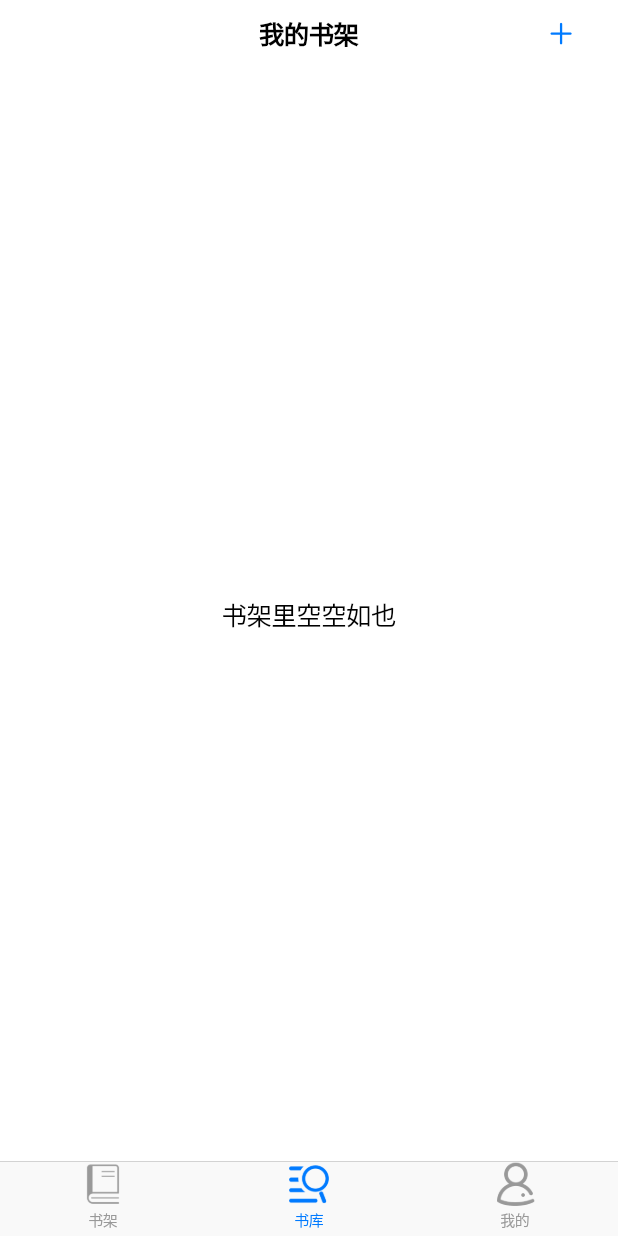
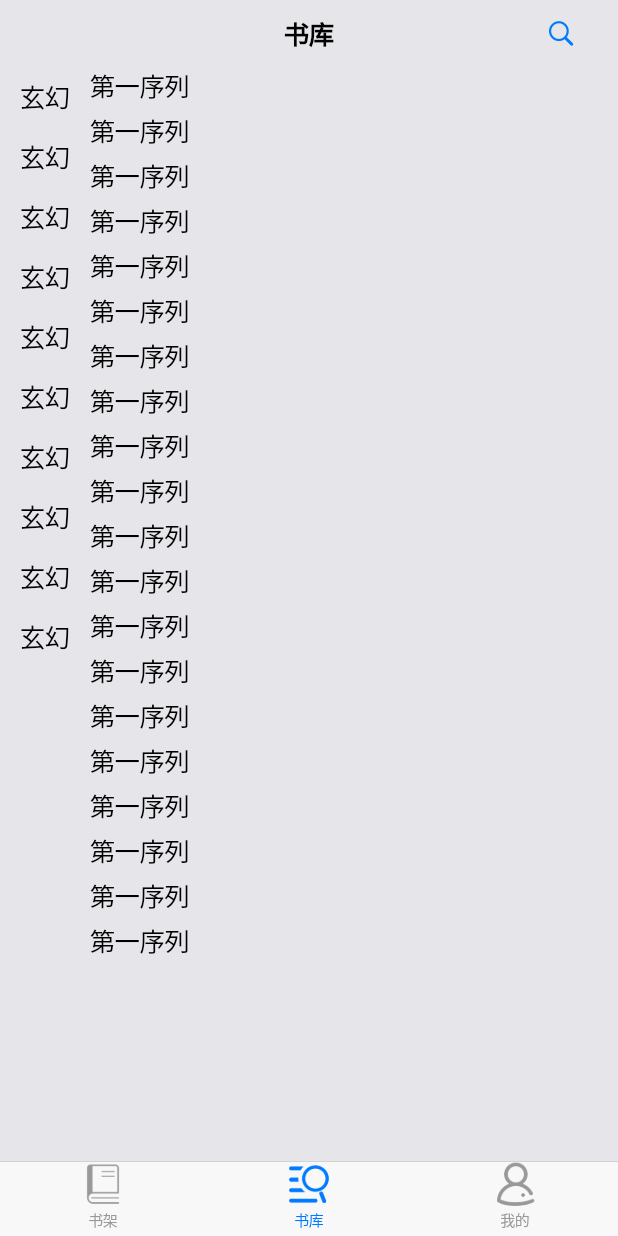
Before and after one commit to FoxNick/jf_reader, a Flutter app: the screen it shows after launch, item 2 of the bottom bar chosen, on a phone screen of 412 x 824 dp. Run offline on Flutter 3.47's test engine with Material 2 defaults, Android fonts, the phone set to English and light mode, and no system bars; our stand-ins replace battery, cached_network_image, device_info, dio, shared_preferences; missing offline and left inert: fast_gbk; generated files the repository leaves out were written again.

Commit message:
排行榜页面

```diff
--- a/lib/business/import/import_page.dart
+++ b/lib/business/import/import_page.dart
@@ -1,9 +1,6 @@
 // 导入小说页
 import 'package:flutter/cupertino.dart';
-import 'package:flutter/material.dart';
-import 'package:jf_reader/tools/screen.dart';
 import 'package:provider/provider.dart';
-import 'package:flutter/services.dart';
 import './import_page_state.dart';
 
 class ImportPage extends StatelessWidget {
--- /dev/null
+++ b/lib/business/rank/rank_page.dart
@@ -0,0 +1,84 @@
+import 'package:flutter/cupertino.dart';
+import 'package:provider/provider.dart';
+import './rank_page_state.dart';
+
+class RankPage extends StatelessWidget {
+  const RankPage({Key key}) : super(key: key);
+
+  @override
+  Widget build(BuildContext context) {
+    return ChangeNotifierProvider<RankPageState>(
+      builder: (context) => RankPageState(),
+      child: CupertinoPageScaffold(
+          navigationBar: CupertinoNavigationBar(
+              // key: barKey,
+              middle: Text('书库'),
+              trailing: CupertinoButton(
+                  padding: EdgeInsets.zero,
+                  child: Icon(CupertinoIcons.search),
+                  onPressed: () {
+                    // Navigator.of(context, rootNavigator: true).pop(context);
+                  })),
+          child: RankPageContent()),
+    );
+  }
+}
+
+class BookRankListView extends StatelessWidget {
+  const BookRankListView({Key key}) : super(key: key);
+
+  @override
+  Widget build(BuildContext context) {
+    return Container(
+      child: ListView.builder(
+        itemCount: 20,
+        itemBuilder: (BuildContext context, int index) {
+        return Container(
+          height: 30,
+          child:Text('第一序列')
+        );
+       },
+      ),
+    );
+  }
+}
+
+class RankTypeView extends StatelessWidget {
+  const RankTypeView({Key key}) : super(key: key);
+
+  @override
+  Widget build(BuildContext context) {
+    return Container(
+      width: 60,
+      child: ListView.builder(
+        itemCount: 10,
+        itemBuilder: (BuildContext context, int index) {
+          return Container(
+            height:40,
+            alignment: Alignment.center,
+            child:Text('玄幻')
+          );
+        },
+      ),
+    );
+  }
+}
+
+class RankPageContent extends StatelessWidget {
+  const RankPageContent({Key key}) : super(key: key);
+
+  @override
+  Widget build(BuildContext context) {
+    return SafeArea(
+      child: Row(
+        children: <Widget>[
+          Container(
+            width: 60,
+            child: RankTypeView(),
+          ),
+          Expanded(child: BookRankListView())
+        ],
+      ),
+    );
+  }
+}
--- /dev/null
+++ b/lib/business/rank/rank_page_state.dart
@@ -0,0 +1,9 @@
+import 'dart:typed_data';
+import 'package:flutter/foundation.dart';
+import 'package:flutter/services.dart';
+import 'package:jf_reader/tools/file_parser.dart';
+import 'package:jf_reader/base/base.dart';
+
+class RankPageState with ChangeNotifier {
+
+}
--- a/lib/main.dart
+++ b/lib/main.dart
@@ -5,6 +5,7 @@ import 'business/shelf.dart';
 import 'base/base.dart';
 import 'business/read/read_page.dart';
 import 'business/import/import_page.dart';
+import 'business/rank/rank_page.dart';
 
 void main() {
   return runApp(MultiProvider(
@@ -62,7 +63,8 @@ class HomePage extends StatelessWidget {
               switch (index) {
                 case 0:
                   return ShelfPage();
-                  break;
+                case 1:
+                  return RankPage();
                 default:
                   return ShelfPage();
               }
```
